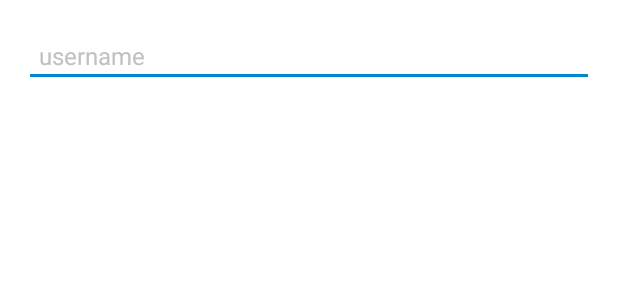
After one commit to SANWARES/CloneTelegram, an Android app: the layout fragment_change_user_name.xml on its own in the app's theme, with its tools: preview values and no code run, on a phone screen of 412 x 824 dp. The commit adds this screen. Shown: the top 300 px of the screen. Run offline under Robolectric (Android 15) with nearby library versions, the phone set to English and light mode, and no system bars.

Commit message:
Lesson 17

```diff
--- a/app/src/main/java/com/example/clonetelegram/models/User.kt
+++ b/app/src/main/java/com/example/clonetelegram/models/User.kt
@@ -6,6 +6,7 @@ data class User(
     var bio: String = "",
     var fullname: String = "",
     var phone: String = "",
-    var photoUrl: String = ""
+    var photoUrl: String = "",
+    var status: String = ""
 
 )
--- a/app/src/main/java/com/example/clonetelegram/ui/fragments/ChangeNameFragment.kt
+++ b/app/src/main/java/com/example/clonetelegram/ui/fragments/ChangeNameFragment.kt
@@ -8,12 +8,15 @@ import com.example.clonetelegram.R
 import com.example.clonetelegram.utilits.*
 import kotlinx.android.synthetic.main.fragment_change_name.*
 
-class ChangeNameFragment : Fragment(R.layout.fragment_change_name) {
+class ChangeNameFragment : BaseFragment(R.layout.fragment_change_name) {
 
 
     override fun onResume() {
         super.onResume()
         setHasOptionsMenu(true)
+        val fullnameList = USER.fullname.split(" ")
+        settings_input_name.setText(fullnameList[0])
+        settings_input_surname.setText(fullnameList[1])
     }
 
     override fun onCreateOptionsMenu(menu: Menu, inflater: MenuInflater) {
--- a/app/src/main/java/com/example/clonetelegram/ui/fragments/EnterCodeFragment.kt
+++ b/app/src/main/java/com/example/clonetelegram/ui/fragments/EnterCodeFragment.kt
@@ -32,6 +32,7 @@ class EnterCodeFragment(private val phoneNumber: String, val id: String) :
             if (task.isSuccessful) {
                 val uid = AUTH.currentUser?.uid.toString()
                 val dateMap = mutableMapOf<String, Any>()
+                dateMap[CHILD_FULLNAME] = "Yuriy Petrov"
                 dateMap[CHILD_ID] = uid
                 dateMap[CHILD_PHONE] = phoneNumber
                 dateMap[CHILD_USERNAME] = uid
--- a/app/src/main/java/com/example/clonetelegram/utilits/firebaseHelper.kt
+++ b/app/src/main/java/com/example/clonetelegram/utilits/firebaseHelper.kt
@@ -11,9 +11,11 @@ lateinit var REF_DATABASE_ROOT:DatabaseReference
 lateinit var USER: User
 
 const val NODE_USERS = "users"
+const val NODE_USERNAMES = "usernames"
+
 const val CHILD_ID = "id"
 const val CHILD_PHONE = "phone"
-const val CHILD_USERNAME = "usernam"
+const val CHILD_USERNAME = "username"
 const val CHILD_FULLNAME = "fullname"
 
 fun initFirebase() {
--- /dev/null
+++ b/app/src/main/res/layout/fragment_change_user_name.xml
@@ -0,0 +1,23 @@
+<?xml version="1.0" encoding="utf-8"?>
+<androidx.constraintlayout.widget.ConstraintLayout xmlns:android="http://schemas.android.com/apk/res/android"
+    xmlns:app="http://schemas.android.com/apk/res-auto"
+    xmlns:tools="http://schemas.android.com/tools"
+    android:layout_width="match_parent"
+    android:layout_height="match_parent"
+    tools:context=".ui.fragments.ChangeUserNameFragment">
+
+
+    <EditText
+        android:id="@+id/settings_input_username"
+        style="@style/editText"
+        android:layout_width="match_parent"
+        android:layout_height="wrap_content"
+        android:hint="@string/settings_hint_input_username"
+        android:inputType="text"
+        app:layout_constraintEnd_toEndOf="parent"
+        app:layout_constraintStart_toStartOf="parent"
+        app:layout_constraintTop_toTopOf="parent" />
+
+
+
+</androidx.constraintlayout.widget.ConstraintLayout>
--- a/app/src/main/res/values/strings.xml
+++ b/app/src/main/res/values/strings.xml
@@ -24,4 +24,5 @@
     <string name="settings_hint_input_surname">Фамилия</string>
     <string name="settings_toast_name_is_empty">Имя не может быть пустым</string>
     <string name="toast_data_update">Данные обновлены</string>
+    <string name="settings_hint_input_username">username</string>
 </resources>
```
Also changed, not shown: app/src/main/java/com/example/clonetelegram/MainActivity.kt (+13 -5 lines), app/src/main/java/com/example/clonetelegram/ui/fragments/ChangeUserNameFragment.kt (added, +87 -0 lines), app/src/main/java/com/example/clonetelegram/ui/fragments/SettingsFragment.kt (+14 -0 lines), app/src/main/java/com/example/clonetelegram/utilits/AppValueEventListener.kt (added, +14 -0 lines), app/src/main/res/layout/fragment_settings.xml (+6 -5 lines).
